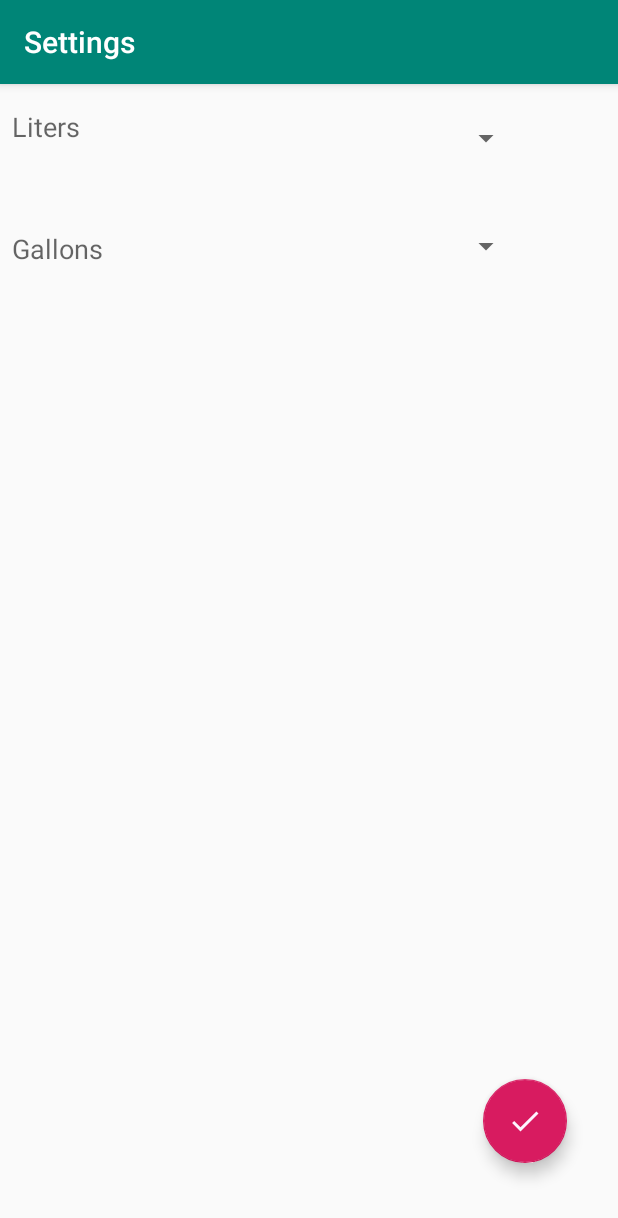
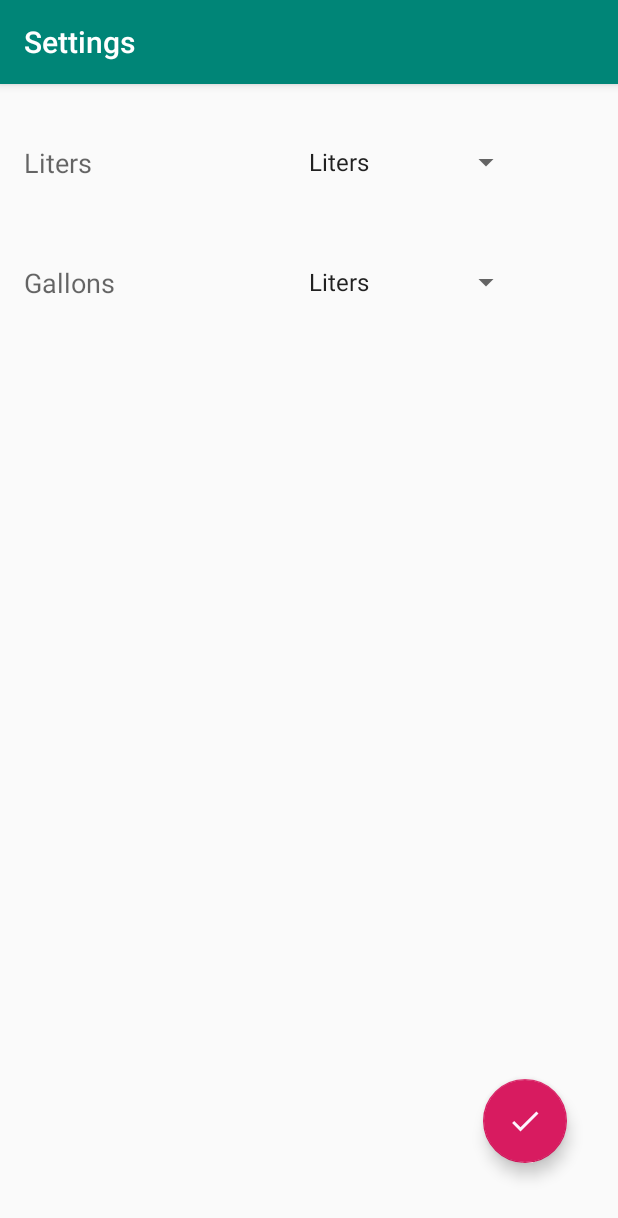
Before and after one commit to lundjrl/Conversion-Calculator, an Android app: the screen it shows after launch (Settings), in the options menu, after a tap on "Settings", on a phone screen of 412 x 824 dp. Shown: the top 1218 px of the screen. Run offline under Robolectric (Android 15) with nearby library versions, the phone set to English and light mode, and no system bars.

Commit message:
Merge branch 'master' of https://github.com/lundjrl/Conversion-Calculator Passed data to settings # Conflicts: #	app/src/main/java/com/example/calculatorconversion/MainActivity.java

```diff
--- a/app/src/main/java/com/example/calculatorconversion/MainActivity.java
+++ b/app/src/main/java/com/example/calculatorconversion/MainActivity.java
@@ -18,12 +18,9 @@ public class MainActivity extends AppCompatActivity {
   final Conversion conversion = new Conversion();
 
   // Default is length
-  String currentCalc = "length";
-  static final String VOLUME = "volume";
-  static final String LENGTH = "length";
-
-  ArrayList<String> lengthList;
-  ArrayList<String> volumeList;
+  String currentCalc = "LENGTH";
+  static final String VOLUME = "VOLUME";
+  static final String LENGTH = "LENGTH";
 
   TextView toUnitText;
   TextView converterUnit;
@@ -50,10 +47,6 @@ public class MainActivity extends AppCompatActivity {
 
     // Menu item
     MenuItem settingsItem = findViewById(R.id.settings);
-
-    // Add lists for length and volume
-    lengthList = new ArrayList<>(Arrays.asList("Yards", "Meters", "Miles"));
-    volumeList = new ArrayList<>(Arrays.asList("Liters", "Gallons", "Quarts"));
 
     clearButton.setOnClickListener(e -> {
       textFieldFrom.setText("");
@@ -139,13 +132,8 @@ public class MainActivity extends AppCompatActivity {
           Intent switchToSettings = new Intent(MainActivity.this, Settings.class);
           switchToSettings.putExtra("toUnitText", toUnitText.getText());
           switchToSettings.putExtra("fromUnitText", fromUnitText.getText());
-          switch (currentCalc){
-            case VOLUME:
-              switchToSettings.putExtra("spinnerValues", volumeList);
-              break;
-            case LENGTH:
-              switchToSettings.putExtra("spinnerValues", lengthList);
-          }
+          switchToSettings.putExtra("currentCalc", currentCalc);
+
 
           startActivity(switchToSettings);
       }
--- a/app/src/main/java/com/example/calculatorconversion/Settings.java
+++ b/app/src/main/java/com/example/calculatorconversion/Settings.java
@@ -3,12 +3,30 @@ package com.example.calculatorconversion;
 import android.content.Intent;
 import android.os.Bundle;
 
+import android.widget.ArrayAdapter;
+import android.widget.Spinner;
 import android.widget.TextView;
 
 import androidx.appcompat.app.AppCompatActivity;
 import androidx.appcompat.widget.Toolbar;
+import java.util.ArrayList;
+import java.util.Arrays;
 
 public class Settings extends AppCompatActivity {
+
+  Spinner toSpinner;
+  Spinner fromSpinner;
+
+  TextView fromUnitText;
+  TextView toUnitText;
+
+  ArrayList<String> lengthList;
+  ArrayList<String> volumeList;
+  ArrayAdapter<String> adapter;
+
+  String currentCalc;
+  static final String VOLUME = "VOLUME";
+  static final String LENGTH = "LENGTH";
 
   @Override
   protected void onCreate(Bundle savedInstanceState) {
@@ -17,8 +35,15 @@ public class Settings extends AppCompatActivity {
     Toolbar toolbar = findViewById(R.id.toolbar);
     setSupportActionBar(toolbar);
 
-    TextView toUnitText = findViewById(R.id.fromUnitText);
-    TextView fromUnitText = findViewById(R.id.toUnitText);
+    // Add lists for length and volume
+    lengthList = new ArrayList<>(Arrays.asList("Yards", "Meters", "Miles"));
+    volumeList = new ArrayList<>(Arrays.asList("Liters", "Gallons", "Quarts"));
+
+    toUnitText = findViewById(R.id.fromUnitText);
+    fromUnitText = findViewById(R.id.toUnitText);
+
+    toSpinner = findViewById(R.id.toSpinner);
+    fromSpinner = findViewById(R.id.fromSpinner);
 
 //        ArrayAdapter<CharSequence> adapter = ArrayAdapter.createFromResource(this,
 //            R.array.vices, android.R.layout.simple_spinner_item);
@@ -44,6 +69,23 @@ public class Settings extends AppCompatActivity {
     if (payload.hasExtra("toUnitText")) {
       toUnitText.setText(payload.getStringExtra("toUnitText"));
     }
+    if (payload.hasExtra("currentCalc")) {
+      currentCalc = payload.getStringExtra("currentCalc");
+    }
+
+    switch (currentCalc) {
+      case VOLUME:
+        adapter = new ArrayAdapter<String>(this,
+            android.R.layout.simple_spinner_item, volumeList);
+        break;
+      case LENGTH:
+        adapter = new ArrayAdapter<String>(this,
+            android.R.layout.simple_spinner_item, lengthList);
+        break;
+    }
+
+    fromSpinner.setAdapter(adapter);
+    toSpinner.setAdapter(adapter);
 
   }
 }
--- a/app/src/main/res/layout/activity_main.xml
+++ b/app/src/main/res/layout/activity_main.xml
@@ -71,11 +71,11 @@
 
     <TextView
       android:id="@+id/toUnitText"
-        android:layout_width="wrap_content"
-        android:layout_height="wrap_content"
+      android:layout_width="70dp"
+      android:layout_height="24dp"
+      android:layout_marginTop="27dp"
       android:layout_marginStart="16dp"
       android:layout_marginLeft="16dp"
-        android:layout_marginTop="27dp"
       android:text="Yards"
       android:textAppearance="@style/TextAppearance.AppCompat.Medium"
       app:layout_constraintEnd_toEndOf="parent"
@@ -85,11 +85,11 @@
 
     <TextView
       android:id="@+id/fromUnitText"
-        android:layout_width="wrap_content"
-        android:layout_height="wrap_content"
+      android:layout_width="70dp"
+      android:layout_height="24dp"
+      android:layout_marginTop="27dp"
       android:layout_marginStart="16dp"
       android:layout_marginLeft="16dp"
-        android:layout_marginTop="27dp"
       android:text="Meters"
       android:textAppearance="@style/TextAppearance.AppCompat.Medium"
       app:layout_constraintEnd_toEndOf="parent"
--- a/app/src/main/res/layout/content_settings.xml
+++ b/app/src/main/res/layout/content_settings.xml
@@ -10,22 +10,22 @@
 
   <TextView
     android:id="@+id/fromUnitText"
-    android:layout_width="49dp"
-    android:layout_height="21dp"
-    android:layout_marginTop="16dp"
-    android:layout_marginStart="8dp"
-    android:layout_marginLeft="8dp"
+    android:layout_width="75dp"
+    android:layout_height="24dp"
+    android:layout_marginTop="40dp"
+    android:layout_marginStart="16dp"
+    android:layout_marginLeft="16dp"
     android:text="Yards"
     android:textAppearance="@style/TextAppearance.AppCompat.Medium"
     app:layout_constraintStart_toStartOf="parent"
     app:layout_constraintTop_toTopOf="parent" />
   <TextView
     android:id="@+id/toUnitText"
-    android:layout_width="wrap_content"
-    android:layout_height="wrap_content"
-    android:layout_marginTop="60dp"
-    android:layout_marginStart="8dp"
-    android:layout_marginLeft="8dp"
+    android:layout_width="75dp"
+    android:layout_height="24dp"
+    android:layout_marginTop="56dp"
+    android:layout_marginStart="16dp"
+    android:layout_marginLeft="16dp"
     android:text="Meters"
     android:textAppearance="@style/TextAppearance.AppCompat.Medium"
     app:layout_constraintStart_toStartOf="parent"
@@ -34,7 +34,7 @@
     android:id="@+id/fromSpinner"
     android:layout_width="150dp"
     android:layout_height="40dp"
-    android:layout_marginTop="16dp"
+    android:layout_marginTop="32dp"
     android:layout_marginEnd="64dp"
     android:layout_marginRight="64dp"
     android:popupBackground="@drawable/ic_check"
@@ -44,11 +44,11 @@
     android:id="@+id/toSpinner"
     android:layout_width="150dp"
     android:layout_height="40dp"
-    android:layout_marginTop="32dp"
+    android:layout_marginTop="40dp"
     android:layout_marginEnd="64dp"
     android:layout_marginRight="64dp"
     app:layout_constraintEnd_toEndOf="parent"
-    app:layout_constraintTop_toBottomOf="@+id/fromSpinner"/>
+    app:layout_constraintTop_toBottomOf="@+id/fromSpinner" />
   <com.google.android.material.floatingactionbutton.FloatingActionButton
     android:id="@+id/floatingActionButton"
     android:layout_width="wrap_content"
```
Lines whose indentation alone changed are shown as unchanged.
